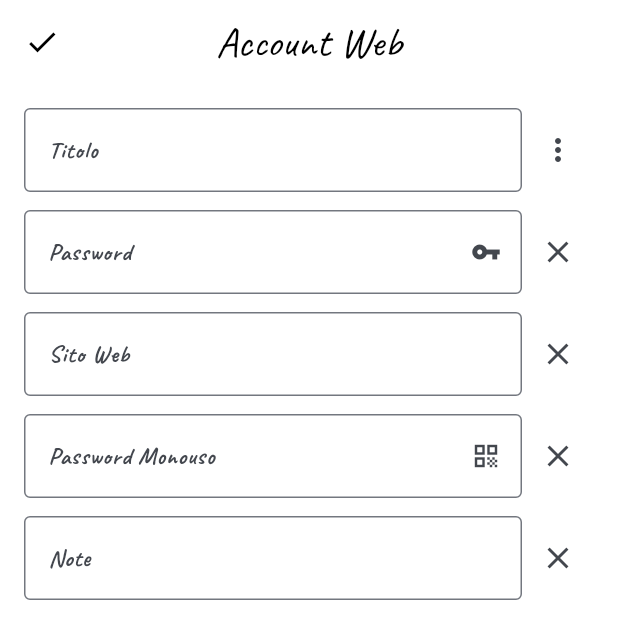
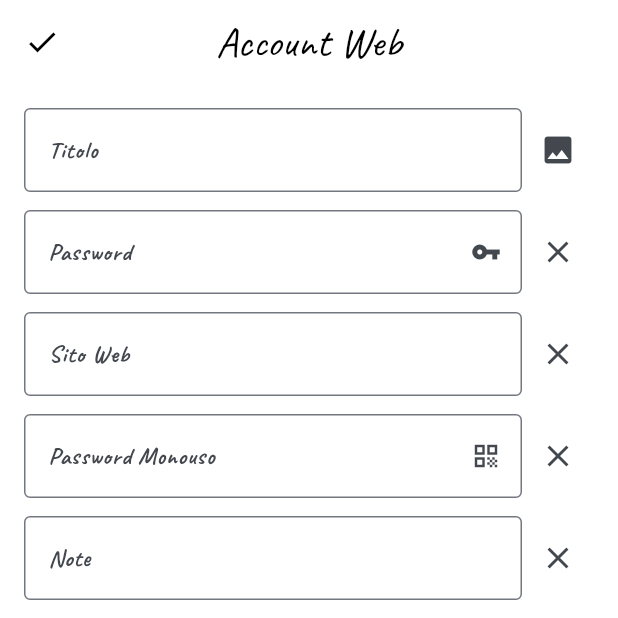
Before and after one commit to MTMBoss/SelfPass, a Flutter app: the AccountWebPage screen opened directly, after a tap on the "close" icon, on a phone screen of 412 x 824 dp, the top half of it. Run offline on Flutter 3.47's test engine with Material 3 defaults, Android fonts, the light colour scheme and no system bars.

Commit message:
Aggiungi il supporto per il controller del sito web nella classe TitoloCampo

```diff
--- a/lib/pages/Tutti/Campi/titolo_campo.dart
+++ b/lib/pages/Tutti/Campi/titolo_campo.dart
@@ -3,9 +3,15 @@ import 'campo_testo_custom.dart';
 
 class TitoloCampo extends StatefulWidget {
   final TextEditingController controller;
+  final TextEditingController? sitoWebController;
   final VoidCallback? onRemove;
 
-  const TitoloCampo({super.key, required this.controller, this.onRemove});
+  const TitoloCampo({
+    super.key,
+    required this.controller,
+    this.sitoWebController,
+    this.onRemove,
+  });
 
   @override
   TitoloCampoState createState() => TitoloCampoState();
@@ -15,6 +21,63 @@ class TitoloCampoState extends State<TitoloCampo> {
   IconData? selectedIcon;
   Color? selectedColor;
   String? customSymbol;
+
+  String? faviconUrl;
+  ImageProvider? faviconImage;
+
+  @override
+  void initState() {
+    super.initState();
+    if (widget.sitoWebController != null) {
+      widget.sitoWebController!.addListener(_updateFavicon);
+      _updateFavicon();
+    }
+  }
+
+  @override
+  void dispose() {
+    if (widget.sitoWebController != null) {
+      widget.sitoWebController!.removeListener(_updateFavicon);
+    }
+    super.dispose();
+  }
+
+  void _updateFavicon() {
+    final urlText = widget.sitoWebController!.text.trim();
+    if (urlText.isEmpty) {
+      setState(() {
+        faviconUrl = null;
+        faviconImage = null;
+      });
+      return;
+    }
+    Uri? uri;
+    try {
+      uri = Uri.parse(urlText);
+      if (!uri.hasScheme) {
+        uri = Uri.parse('https://$urlText');
+      }
+    } catch (e) {
+      uri = null;
+    }
+    if (uri == null || uri.host.isEmpty) {
+      setState(() {
+        faviconUrl = null;
+        faviconImage = null;
+      });
+      return;
+    }
+    final faviconUri = Uri(
+      scheme: uri.scheme,
+      host: uri.host,
+      port: uri.hasPort ? uri.port : null,
+      path: '/favicon.ico',
+    );
+    setState(() {
+      faviconUrl = faviconUri.toString();
+      faviconImage = NetworkImage(faviconUrl!);
+    });
+  }
 
   void _showOptionsMenu() async {
     final RenderBox button = context.findRenderObject() as RenderBox;
@@ -54,9 +117,13 @@ class TitoloCampoState extends State<TitoloCampo> {
     switch (selected) {
       case 'website_icon':
         setState(() {
-          selectedIcon = Icons.language;
+          selectedIcon = null;
           selectedColor = null;
           customSymbol = null;
+          // Show favicon if available
+          if (faviconImage == null) {
+            selectedIcon = Icons.language;
+          }
         });
         break;
       case 'select_symbol':
@@ -183,8 +250,17 @@ class TitoloCampoState extends State<TitoloCampo> {
         customSymbol!,
         style: TextStyle(fontSize: 24, color: selectedColor ?? Colors.black),
       );
+    } else if (faviconImage != null) {
+      iconWidget = Image(
+        image: faviconImage!,
+        width: 24,
+        height: 24,
+        errorBuilder: (context, error, stackTrace) {
+          return const Icon(Icons.language);
+        },
+      );
     } else {
-      iconWidget = const Icon(Icons.more_vert);
+      iconWidget = const Icon(Icons.image);
     }
 
     return Row(
--- a/lib/pages/Tutti/moduli/account_web/account_web_page.dart
+++ b/lib/pages/Tutti/moduli/account_web/account_web_page.dart
@@ -134,6 +134,7 @@ class _AccountWebPageState extends State<AccountWebPage> {
             if (showTitolo) ...[
               TitoloCampo(
                 controller: titoloController,
+                sitoWebController: sitoWebController,
                 // Remove the onRemove callback to hide the "x" button
               ),
               const SizedBox(height: 12),
```
